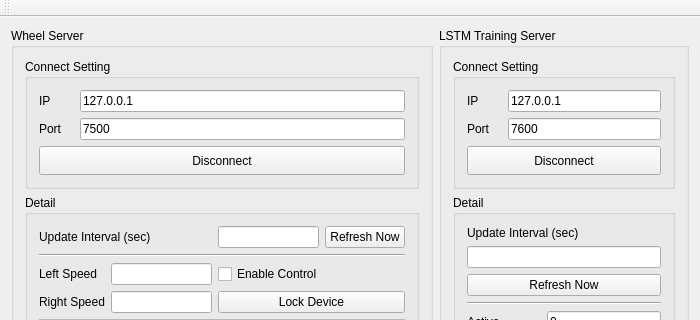
Above: util/hourglass_monitor/mainwindow.ui from jamesljlster/hourglass before the change; both pictures show x 0 to 700 and y 0 to 320 of the 700 by 676 pixel window. Below: the same form after it.
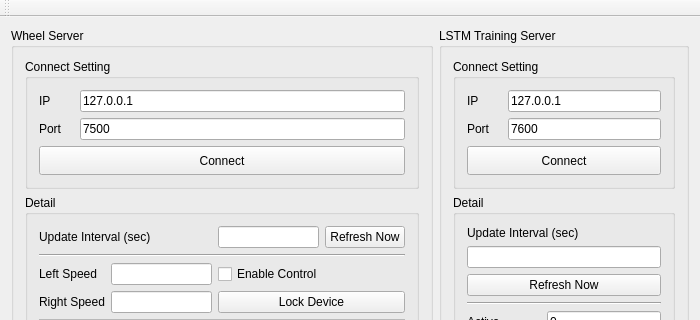
That is the form after the change.

Patch:
```diff
--- a/util/hourglass_monitor/mainwindow.ui
+++ b/util/hourglass_monitor/mainwindow.ui
@@ -73,7 +73,7 @@
              </size>
             </property>
             <property name="text">
-             <string>Disconnect</string>
+             <string>Connect</string>
             </property>
            </widget>
           </item>
@@ -261,7 +261,7 @@
              </size>
             </property>
             <property name="text">
-             <string>Disconnect</string>
+             <string>Connect</string>
             </property>
            </widget>
           </item>
```
Left out of the diff: 14 changed lines with no effect on the pictures.
